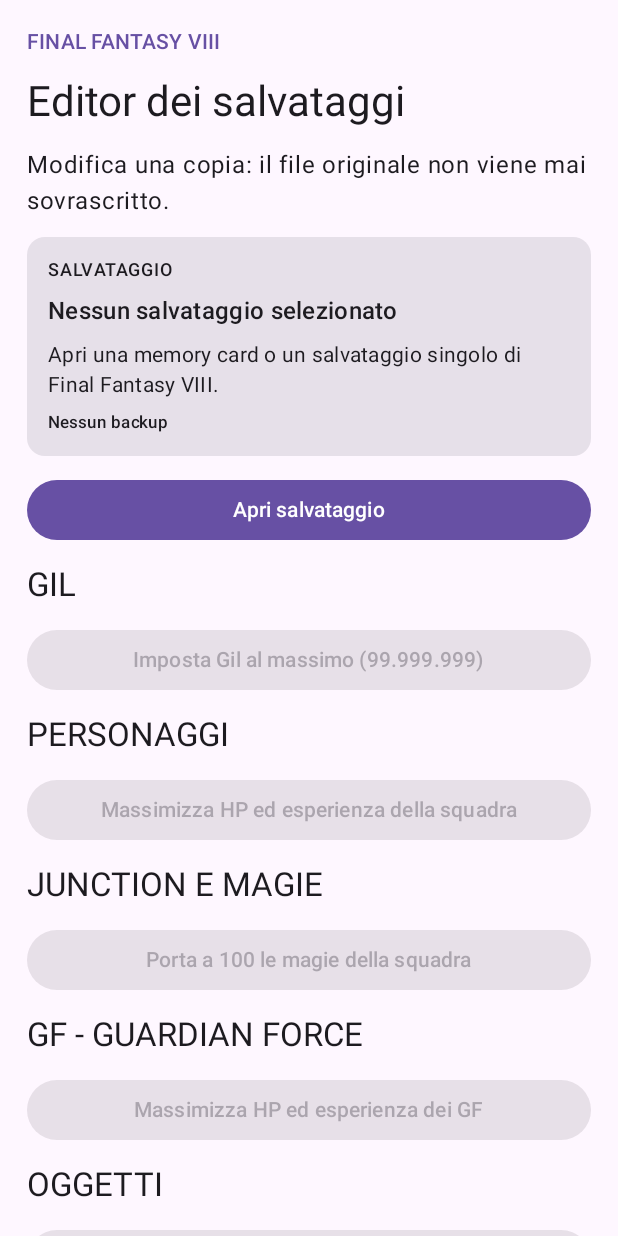
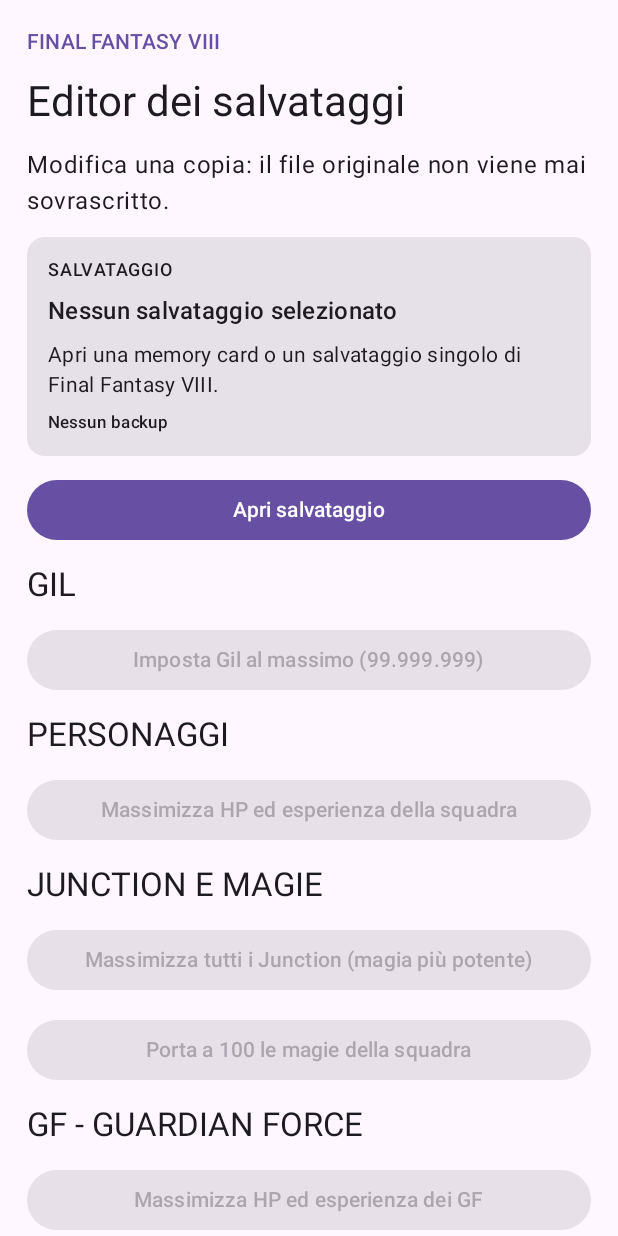
Before and after one commit to luciorizza1988-del/FF8SaveEditorAndroid, an Android app built with Jetpack Compose: the screen it shows after launch (MainActivity), on a phone screen of 412 x 824 dp. Run offline under Robolectric (Android 15) with nearby library versions, the phone set to English and light mode, and no system bars.

Commit message:
Expose Junction and Triple Triad max actions in Italian UI

```diff
--- a/app/src/main/java/it/luciorizza/ff8saveeditor/MainActivity.kt
+++ b/app/src/main/java/it/luciorizza/ff8saveeditor/MainActivity.kt
@@ -135,6 +135,10 @@ class MainActivity : ComponentActivity() {
                     Text("Massimizza HP ed esperienza della squadra")
                 }
                 Text("JUNCTION E MAGIE", style = MaterialTheme.typography.titleLarge)
+                Button(onClick = { applyEdit { b, o -> FF8SaveWriter.maximizeJunctionStats(b, o) } },
+                    enabled = pendingBytes != null, modifier = Modifier.fillMaxWidth()) {
+                    Text("Massimizza tutti i Junction (magia più potente)")
+                }
                 Button(onClick = { applyEdit { b, o -> FF8SaveWriter.maximizeJunctionMagic(b, o) } },
                     enabled = pendingBytes != null, modifier = Modifier.fillMaxWidth()) {
                     Text("Porta a 100 le magie della squadra")
@@ -149,12 +153,17 @@ class MainActivity : ComponentActivity() {
                     enabled = pendingBytes != null, modifier = Modifier.fillMaxWidth()) {
                     Text("Porta a 99 gli oggetti posseduti")
                 }
+                Text("TRIPLE TRIAD", style = MaterialTheme.typography.titleLarge)
+                Button(onClick = { applyEdit { b, o -> FF8SaveWriter.maximizeTripleTriad(b, o) } },
+                    enabled = pendingBytes != null, modifier = Modifier.fillMaxWidth()) {
+                    Text("Sblocca tutte le carte (127 copie, rare incluse)")
+                }
                 Text("ESPORTAZIONE", style = MaterialTheme.typography.titleLarge)
                 OutlinedButton(onClick = { exportLauncher.launch("Final-Fantasy-VIII-modificato.mcd") },
                     enabled = pendingBytes != null, modifier = Modifier.fillMaxWidth()) {
                     Text("Esporta copia modificata")
                 }
-                Text("Nota: Junction porta a 100 le scorte delle 32 magie dei tre personaggi attivi. La modifica delle statistiche Junction e delle carte Triple Triad richiede ancora una verifica del formato.",
+                Text("Nota: il pulsante Junction assegna la magia finale della lista a tutti gli slot di junction della squadra attiva. Triple Triad assegna tutte le 77 carte standard (127 copie) e tutte le 33 rare.",
                     style = MaterialTheme.typography.bodySmall, color = MaterialTheme.colorScheme.secondary)
             }
         }
```
